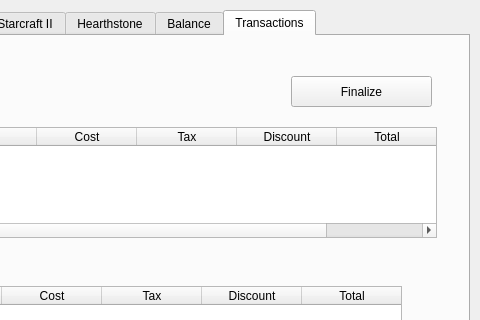
This is shop.ui in AndyPlanells/finalprojectp3 as Qt 5 draws it before an edit; both pictures show x 241 to 721 and y 0 to 320 of the 721 by 415 pixel window. The edited form follows.
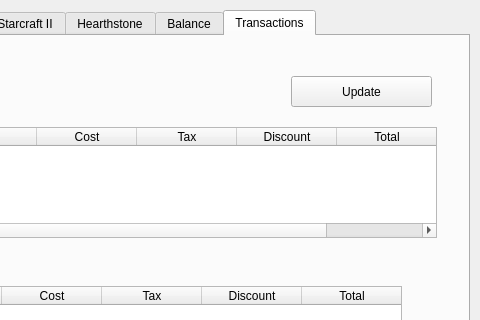
This is the edited form. Icons and pictures are not drawn.

```diff
--- a/shop.ui
+++ b/shop.ui
@@ -667,7 +667,7 @@
       </rect>
      </property>
      <property name="text">
-      <string>Finalize</string>
+      <string>Update</string>
      </property>
     </widget>
     <widget class="QTableWidget" name="tst_t">
```
